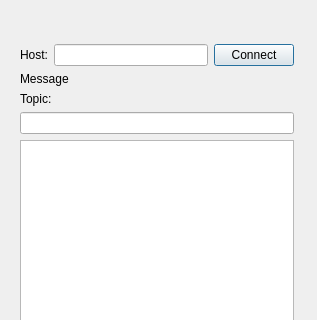
This is qt/qtmqtt/examples/mqtt/subscriptions/publishermenu.ui in FSBY668/Program as Qt 5 draws it before an edit; both pictures show x 0 to 317 and y 0 to 320 of the 317 by 549 pixel window. The edited form follows.
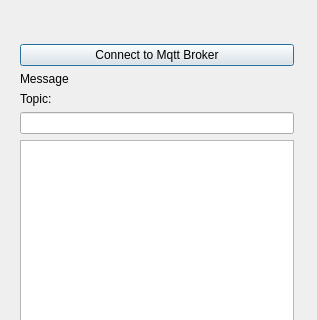
This is the edited form.

The edit to the form file:
```diff
--- a/qt/qtmqtt/examples/mqtt/subscriptions/publishermenu.ui
+++ b/qt/qtmqtt/examples/mqtt/subscriptions/publishermenu.ui
@@ -25,20 +25,10 @@
    <layout class="QVBoxLayout" name="verticalLayout">
     <item>
      <layout class="QHBoxLayout" name="horizontalLayout">
-      <item>
-       <widget class="QLabel" name="label_Static_Pub_Host">
-        <property name="text">
-         <string>Host:</string>
-        </property>
-       </widget>
-      </item>
-      <item>
-       <widget class="QLineEdit" name="lineEdit_Pub_Host"/>
-      </item>
       <item>
        <widget class="QPushButton" name="pushButton_Pub_Connect">
         <property name="text">
-         <string>Connect</string>
+         <string>Connect to Mqtt Broker</string>
         </property>
        </widget>
       </item>
```
